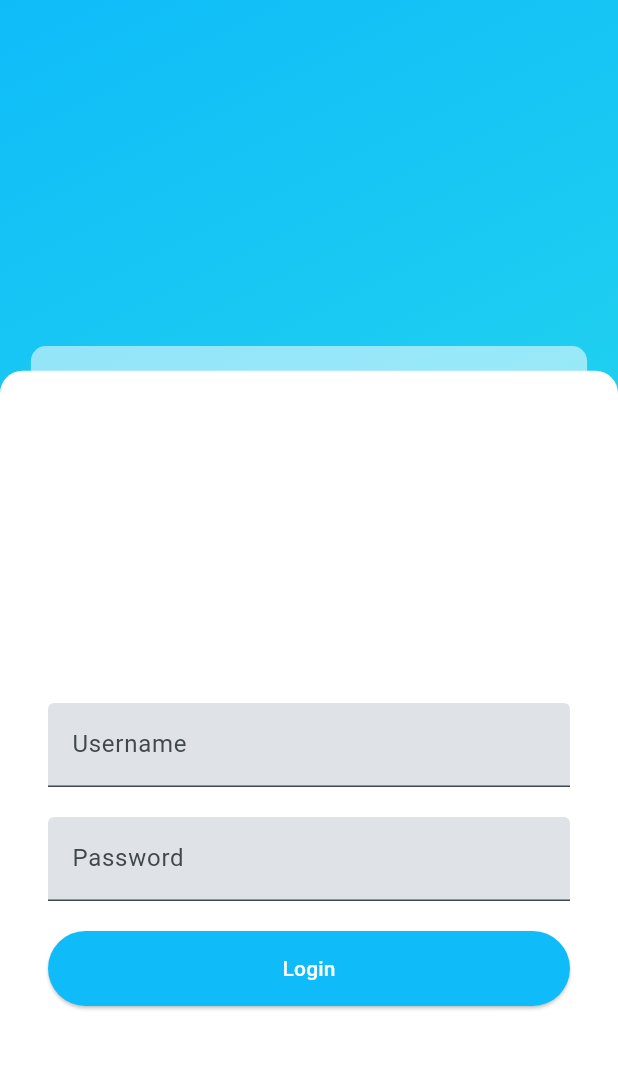
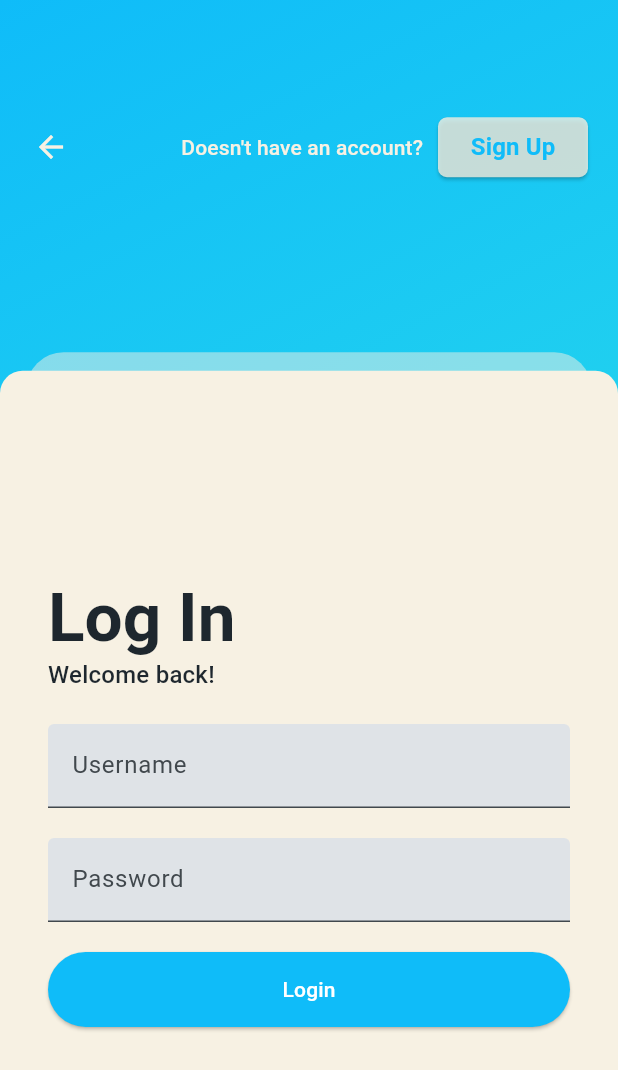
Before and after one commit to alramdhan/flutter_movies, a Flutter app: the screen it shows after launch, after a tap on "Sign In", on a phone screen of 412 x 824 dp. Shown: the top 1070 px of the screen. Run offline on Flutter 3.47's test engine with Material 3 defaults, Android fonts, the phone set to English and light mode, and no system bars; drawn by our look-alikes of flutter_animate; our stand-ins replace get_it, lottie; Roboto replaces fonts that are missing (MPlus2).

Commit message:
update font and app namee

```diff
--- a/lib/main.dart
+++ b/lib/main.dart
@@ -1,24 +1,23 @@
 import 'package:flutter/material.dart';
 import 'package:flutter_movies/service_locator.dart';
 import 'package:flutter_movies/splashscreen.dart';
-import 'package:flutter_movies/utils/app_color.dart';
 import 'package:flutter_movies/utils/app_router.dart';
-import 'package:flutter_movies/utils/app_theme.dart';
+import 'package:flutter_movies/utils/themes/app_theme.dart';
 
 void main() {
   setupServiceLocator();
-  runApp(MyApp());
+  runApp(const MyApp());
 }
 
 class MyApp extends StatefulWidget {
-  MyApp({super.key});
+  const MyApp({super.key});
 
   @override
   State<MyApp> createState() => _MyAppState();
 }
 
 class _MyAppState extends State<MyApp> {
-  ThemeMode _themeMode = ThemeMode.system;
+  final ThemeMode _themeMode = ThemeMode.system;
 
   // This widget is the root of your application.
   @override
@@ -26,6 +25,7 @@ class _MyAppState extends State<MyApp> {
     return MaterialApp(
       navigatorKey: sl<AppRouter>().navigatorKey,
       title: 'Flutter Demo',
+      themeMode: _themeMode,
       theme: AppTheme.themeLight,
       darkTheme: AppTheme.themeDark,
       home: const SplashScreen(),
--- a/lib/page/auth/login_page.dart
+++ b/lib/page/auth/login_page.dart
@@ -10,7 +10,6 @@ class LoginPage extends StatefulWidget {
 class _LoginPageState extends State<LoginPage> {
   @override
   Widget build(BuildContext context) {
-    final Size size = MediaQuery.sizeOf(context);
     return Center(
       child: Form(
         child: Padding(
@@ -19,10 +18,17 @@ class _LoginPageState extends State<LoginPage> {
             crossAxisAlignment: CrossAxisAlignment.start,
             mainAxisAlignment: MainAxisAlignment.center,
             children: [
-              Text("Login",
-                style: Theme.of(context).textTheme.titleLarge,
+              Text("Log In",
+                style: Theme.of(context).textTheme.displayMedium?.copyWith(
+                  fontWeight: FontWeight.bold,
+                  color: Theme.of(context).colorScheme.onSurface
+                )
               ),
-              const Text("Welcome back!"),
+              Text("Welcome back!",
+                style: Theme.of(context).textTheme.titleMedium?.copyWith(
+                  color: Theme.of(context).colorScheme.onSurface
+                )
+              ),
               const SizedBox(height: 20),
               TextFormField(
                 decoration: const InputDecoration(
--- a/lib/page/welcome_screen.dart
+++ b/lib/page/welcome_screen.dart
@@ -1,10 +1,7 @@
 import 'package:flutter/material.dart';
-import 'package:flutter/cupertino.dart';
 import 'package:flutter_animate/flutter_animate.dart';
 import 'package:flutter_movies/page/auth/login_page.dart';
-import 'package:flutter_movies/service_locator.dart';
-import 'package:flutter_movies/utils/app_color.dart';
-import 'package:flutter_movies/utils/app_router.dart';
+import 'package:flutter_movies/utils/themes/app_color.dart';
 
 class WelcomeScreen extends StatefulWidget {
   const WelcomeScreen({super.key});
@@ -13,41 +10,53 @@ class WelcomeScreen extends StatefulWidget {
   State<WelcomeScreen> createState() => _WelcomeScreenState();
 }
 
-class _WelcomeScreenState extends State<WelcomeScreen> {
-  // bool _bottomSheet = false;
+class _WelcomeScreenState extends State<WelcomeScreen> with TickerProviderStateMixin {
+  bool _showBS = false;
   final _scaffoldKey = GlobalKey<ScaffoldState>();
   PersistentBottomSheetController? _bottomSheetController;
-  late final AppRouter _router;
+  late final AnimationController _animationController;
 
   @override
   void initState() {
     // TODO: implement initState
+    _animationController = AnimationController(vsync: this, duration: 800.ms);
     super.initState();
+    _animationController.addStatusListener(_acStatusListener);
+  }
+
+  void _acStatusListener(AnimationStatus status) {
+    print("Status: $status");
+    if(status == AnimationStatus.dismissed) {
+      setState(() {
+        _showBS = false;
+      });
+    }
   }
 
   void _openBottomForm({required bool loginForm, required bool show}) {
     if(show) {
       _bottomSheetController = _scaffoldKey.currentState?.showBottomSheet(
         // showDragHandle: true,
+        transitionAnimationController: _animationController,
         (context) {
           final Size size = MediaQuery.sizeOf(context);
           return Stack(
             alignment: Alignment.bottomCenter,
             children: [
               Container(
-                height: size.height * .72,
-                width: size.width * .90,
-                decoration: const BoxDecoration(
-                  color: Colors.white54,
-                  borderRadius: BorderRadius.vertical(top: Radius.circular(10))
+                height: size.height * .715,
+                width: size.width * .915,
+                decoration: BoxDecoration(
+                  color: Theme.of(context).scaffoldBackgroundColor.withAlpha(125),
+                  borderRadius: const BorderRadius.vertical(top: Radius.circular(25))
                 ),
               ),
               Container(
                 height: size.height * .7,
                 width: size.width,
-                decoration: const BoxDecoration(
-                  color: Colors.white,
-                  borderRadius: BorderRadius.vertical(top: Radius.circular(15))
+                decoration: BoxDecoration(
+                  color: Theme.of(context).scaffoldBackgroundColor,
+                  borderRadius: const BorderRadius.vertical(top: Radius.circular(15))
                 ),
                 child: loginForm ? const LoginPage() : const Text("Bottom"),
               ),
@@ -64,8 +73,6 @@ class _WelcomeScreenState extends State<WelcomeScreen> {
 
   @override
   Widget build(BuildContext context) {
-    final Size size = MediaQuery.sizeOf(context);
-
     return Scaffold(
       key: _scaffoldKey,
       body: Container(
@@ -79,8 +86,68 @@ class _WelcomeScreenState extends State<WelcomeScreen> {
             ],
           ),
         ),
-        child: Center(
-          child: Padding(
+        child: Stack(
+          alignment: Alignment.center,
+          children: [
+            Positioned(
+              top: MediaQuery.sizeOf(context).height * .09,
+              left: 10,
+              right: 20,
+              child: AnimatedOpacity(
+                opacity: _showBS ? 1 : 0,
+                duration: const Duration(milliseconds: 800),
+                child: Row(
+                  mainAxisAlignment: MainAxisAlignment.spaceBetween,
+                  crossAxisAlignment: CrossAxisAlignment.center,
+                  children: [
+                    IconButton(
+                      onPressed: () {
+                        setState(() {
+                          _showBS = false;
+                          _openBottomForm(loginForm: true, show: false);
+                        });
+                      },
+                      icon: const Icon(Icons.arrow_back, color: AppColor.light),
+                    ),
+                    Row(
+                      crossAxisAlignment: CrossAxisAlignment.center,
+                      children: [
+                        Text("Doesn't have an account?",
+                          style: Theme.of(context).textTheme.titleSmall?.copyWith(
+                            color: AppColor.light,
+                          ),
+                        ),
+                        const SizedBox(width: 10),
+                        SizedBox(
+                          width: 100,
+                          child: ElevatedButton(
+                            style: ElevatedButton.styleFrom(
+                              backgroundColor: AppColor.light.withAlpha(200),
+                              minimumSize: const Size.fromHeight(40),
+                              shape: RoundedRectangleBorder(
+                                borderRadius: BorderRadius.circular(6)
+                              ),
+                              padding: EdgeInsets.zero
+                            ),
+                            onPressed: () {
+                              _openBottomForm(loginForm: true, show: false);
+                            },
+                            child: const Text("Sign Up",
+                              style: TextStyle(
+                                fontSize: 16,
+                                fontWeight: FontWeight.bold,
+                                color: AppColor.primary
+                              ),
+                            )
+                          ),
+                        )
+                      ],
+                    ),
+                  ],
+                ),
+              ),
+            ),
+            Padding(
               padding: const EdgeInsets.symmetric(horizontal: 20),
               child: Column(
                 mainAxisAlignment: MainAxisAlignment.center,
@@ -100,7 +167,10 @@ class _WelcomeScreenState extends State<WelcomeScreen> {
                       side: const BorderSide(width: 4, color: AppColor.light)
                     ),
                     onPressed: () {
+                      setState(() {
+                        _showBS = true;
                         _openBottomForm(loginForm: true, show: true);
+                      });
                     },
                     child: const Text("Sign In",
                       style: TextStyle(
@@ -132,6 +202,7 @@ class _WelcomeScreenState extends State<WelcomeScreen> {
                 ],
               ),
             ),
+          ],
         ),
       ),
     );
--- a/lib/utils/app_theme.dart
+++ b/lib/utils/themes/app_theme.dart
@@ -1,18 +1,32 @@
 import 'package:flutter/material.dart';
-import 'package:flutter_movies/utils/app_color.dart';
+import 'package:flutter_movies/utils/themes/app_color.dart';
 
 class AppTheme {
   static final colorScheme = ColorScheme.fromSeed(
     seedColor: AppColor.primary,
   );
+
+  static const _textStyle = TextStyle(fontFamily: 'MPlus2');
+
   static final ThemeData themeLight = ThemeData.light(
     useMaterial3: true,
   ).copyWith(
-    colorScheme: colorScheme,
+    colorScheme: colorScheme.copyWith(
+      surface: AppColor.light,
+      onSurface: AppColor.dark
+    ),
     primaryColor: AppColor.primary,
     scaffoldBackgroundColor: AppColor.light,
     textTheme: const TextTheme().copyWith(
-      bodySmall: const TextStyle(color: AppColor.dark)
+      bodySmall: _textStyle,
+      bodyMedium: _textStyle,
+      bodyLarge: _textStyle,
+      titleLarge: _textStyle,
+      titleMedium: _textStyle,
+      titleSmall: _textStyle,
+      displayLarge: _textStyle,
+      displayMedium: _textStyle,
+      displaySmall: _textStyle,
     ),
     brightness: Brightness.light,
     elevatedButtonTheme: ElevatedButtonThemeData(
@@ -26,11 +40,22 @@ class AppTheme {
   static final ThemeData themeDark = ThemeData.light(
     useMaterial3: true,
   ).copyWith(
-    colorScheme: colorScheme,
+    colorScheme: colorScheme.copyWith(
+      surface: AppColor.dark,
+      onSurface: AppColor.light
+    ),
     brightness: Brightness.dark,
     scaffoldBackgroundColor: AppColor.dark,
     textTheme: const TextTheme().copyWith(
-      bodySmall: const TextStyle(color: Colors.white)
+      bodySmall: _textStyle,
+      bodyMedium: _textStyle,
+      bodyLarge: _textStyle,
+      titleLarge: _textStyle,
+      titleMedium: _textStyle,
+      titleSmall: _textStyle,
+      displayLarge: _textStyle,
+      displayMedium: _textStyle,
+      displaySmall: _textStyle,
     ),
     elevatedButtonTheme: ElevatedButtonThemeData(
       style: ElevatedButton.styleFrom(
```
Also changed, not shown: assets/fonts/M_PLUS_2/OFL.txt (added, +93 -0 lines), pubspec.yaml (+12 -6 lines), assets/fonts/M_PLUS_2/README.txt (added), assets/icon/app_icon.png (added), lib/utils/themes/app_color.dart (renamed from lib/utils/app_color.dart), 11 other files. Lines whose indentation alone changed are shown as unchanged.
